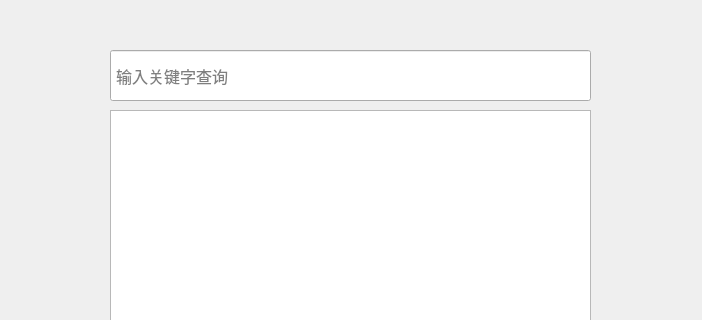
Old version of the form GameDevTools/dialog.ui in the repository ThisisGame/GameDevTools_Source; both pictures show x 0 to 702 and y 0 to 320 of the 702 by 680 pixel window.
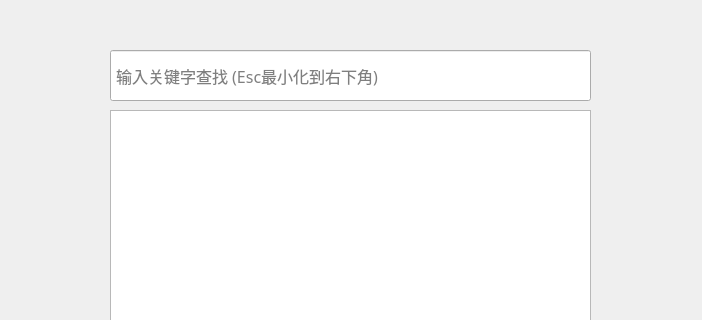
New version of the form.

```diff
--- a/GameDevTools/dialog.ui
+++ b/GameDevTools/dialog.ui
@@ -113,7 +113,7 @@
     <set>Qt::AlignLeading|Qt::AlignLeft|Qt::AlignVCenter</set>
    </property>
    <property name="placeholderText">
-    <string>输入关键字查询</string>
+    <string>输入关键字查找 (Esc最小化到右下角)</string>
    </property>
   </widget>
  </widget>
```
